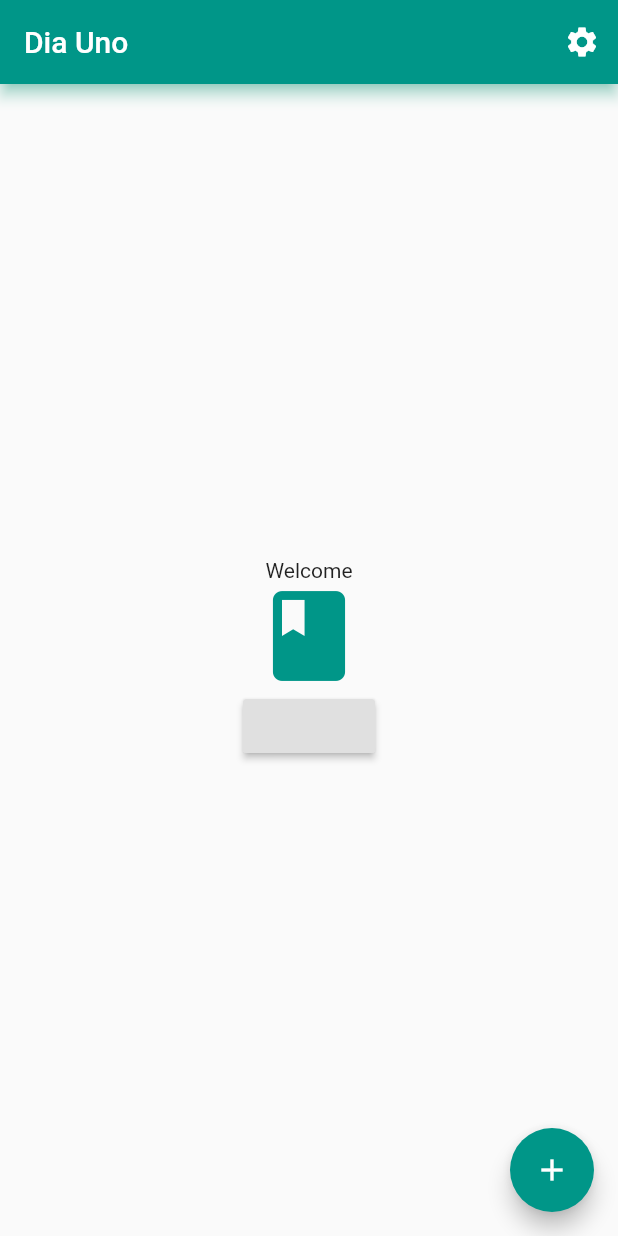
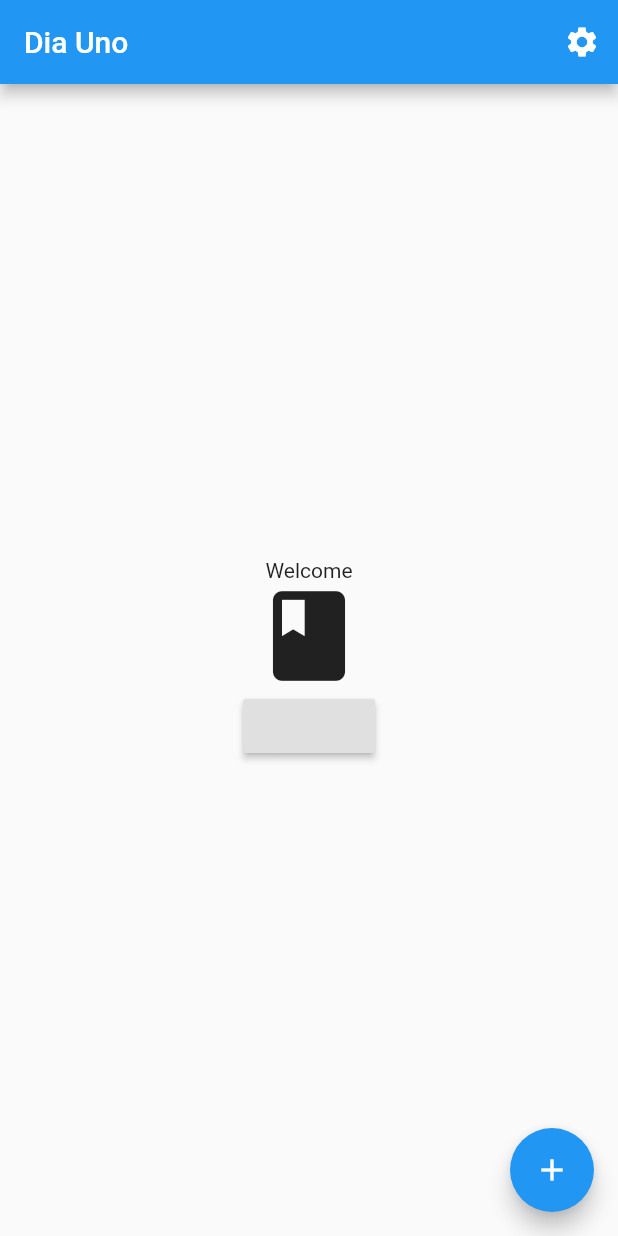
Before and after one commit to stuttskl/dia_uno, a Flutter app: the screen it shows after launch, on a phone screen of 412 x 824 dp. Run offline on Flutter 3.47's test engine with Material 2 defaults, Android fonts, the phone set to English and light mode, and no system bars; our stand-ins replace shared_preferences, sqflite; accounts and stored records are empty.

Commit message:
now removed hard coded create table query

```diff
--- a/lib/app.dart
+++ b/lib/app.dart
@@ -6,14 +6,14 @@ import 'screens/home.dart';
 import 'screens/new_entry.dart';
 import 'screens/journal_entry_list.dart';
 import 'screens/journal_entry.dart';
-import 'screens/alpha.dart';
 
 class App extends StatefulWidget {
   // SharedPreferences object to store user preferences
   final SharedPreferences preferences;
   final String createQuery;
 
-  App({Key key, @required this.preferences, this.createQuery}) : super(key: key);
+  App({Key key, @required this.preferences, this.createQuery})
+      : super(key: key);
 
   @override
   _AppState createState() => _AppState();
@@ -36,18 +36,19 @@ class _AppState extends State<App> {
 
   @override
   Widget build(BuildContext context) {
+    // print('in app, createQuery: ');
+    // print(widget.createQuery);
     var routes = {
-      NewJournalEntry.routeName: (context) => NewJournalEntry(),
-      JournalEntry.routeName: (context) => JournalEntry(),
-      JournalEntries.routeName: (context) => JournalEntries(),
-      Alpha.routeName: (context) => Alpha()
+      NewJournalEntry.routeName: (context) => NewJournalEntry(createQuery: widget.createQuery),
+      JournalEntry.routeName: (context) => JournalEntry(createQuery: widget.createQuery),
+      JournalEntries.routeName: (context) =>
+      JournalEntries(createQuery: widget.createQuery),
     };
 
     return MaterialApp(
         routes: routes,
         title: 'Dia Uno',
-        home: WelcomeScreen(darkMode: darkTheme, toggleTheme: toggleTheme) ,
+        home: WelcomeScreen(darkMode: darkTheme, toggleTheme: toggleTheme),
         theme: darkTheme ? ThemeData.dark() : ThemeData.light());
   }
-
 }
--- a/lib/screens/home.dart
+++ b/lib/screens/home.dart
@@ -4,15 +4,15 @@ import '../widgets/theme_toggle.dart';
 class WelcomeScreen extends StatefulWidget {
   final darkMode;
   final toggleTheme;
+  final createQuery;
 
-  WelcomeScreen({Key key, this.darkMode, this.toggleTheme}) : super(key: key);
+  WelcomeScreen({Key key, this.darkMode, this.toggleTheme, this.createQuery}) : super(key: key);
 
   @override
   _WelcomeScreenState createState() => _WelcomeScreenState();
 }
 
 class _WelcomeScreenState extends State<WelcomeScreen> {
-
   goToNew(context, destination) {
     print("Going to new entry page");
     if (destination == 'newJournalEntry') {
@@ -33,8 +33,8 @@ class _WelcomeScreenState extends State<WelcomeScreen> {
   Widget build(BuildContext context) {
     return Scaffold(
       appBar: AppBar(
-        backgroundColor: Colors.teal,
-        shadowColor: Colors.tealAccent,
+        // backgroundColor: Colors.teal,
+        // shadowColor: Colors.tealAccent,
         title: const Text('Dia Uno'),
         actions: [
           Builder(
@@ -50,7 +50,7 @@ class _WelcomeScreenState extends State<WelcomeScreen> {
           children: [
             DrawerHeader(
               decoration: BoxDecoration(
-                color: Colors.teal,
+                color: Colors.blue,
               ),
               child: Text(
                 'Settings',
@@ -72,15 +72,15 @@ class _WelcomeScreenState extends State<WelcomeScreen> {
       body: Center(
           child: Column(mainAxisAlignment: MainAxisAlignment.center, children: [
         Text('Welcome'),
-        Icon(Icons.book, color: Colors.teal, size: 72.0),
+        Icon(Icons.book, size: 72.0),
         RaisedButton(onPressed: () => goToAllEntries(context, 'allEntries'))
       ])),
       floatingActionButton: FloatingActionButton(
         onPressed: () => goToNew(context, 'newJournalEntry'),
         tooltip: 'New Journal Entry',
         child: const Icon(Icons.add),
-        backgroundColor: Colors.teal,
-        focusColor: Colors.tealAccent,
+        // backgroundColor: Colors.teal,
+        // focusColor: Colors.tealAccent,
       ),
     );
   }
--- a/lib/screens/journal_entry.dart
+++ b/lib/screens/journal_entry.dart
@@ -3,6 +3,9 @@ import '../models/entry.dart';
 
 class JournalEntry extends StatelessWidget {
   static const routeName = 'focusedEntry';
+  final createQuery;
+
+  JournalEntry({Key key, @required this.createQuery});
 
   @override
   Widget build(BuildContext context) {
--- a/lib/screens/new_entry.dart
+++ b/lib/screens/new_entry.dart
@@ -3,6 +3,9 @@ import '../widgets/journal_entry_form.dart';
 
 class NewJournalEntry extends StatefulWidget {
   static const routeName = 'newJournalEntry';
+  final createQuery;
+
+  NewJournalEntry({Key key, @required this.createQuery});
   @override
   _NewJournalEntryState createState() => _NewJournalEntryState();
 }
@@ -17,7 +20,7 @@ class _NewJournalEntryState extends State<NewJournalEntry> {
         child:
           Column(
             children: [
-              JournalEntryForm()
+              JournalEntryForm(createQuery: widget.createQuery)
             ]
           )
         )
--- a/pubspec.yaml
+++ b/pubspec.yaml
@@ -14,6 +14,7 @@ dependencies:
   intl: 0.15.7
   shared_preferences: ^0.5.12+4
   sqflite: ^1.3.0
+  path_provider: ^1.6.27
 
   cupertino_icons: ^1.0.0
 
```
Also changed, not shown: lib/main.dart (+13 -2 lines), lib/screens/alpha.dart (deleted, +0 -11 lines), lib/screens/journal_entry_list.dart (+16 -7 lines), lib/widgets/journal_entry_form.dart (+12 -7 lines), pubspec.lock, 1 other file.
